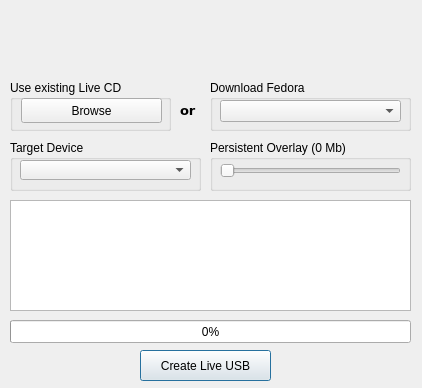
Qt form data/liveusb-creator.ui (lmacken/liveusb-creator) before a commit.
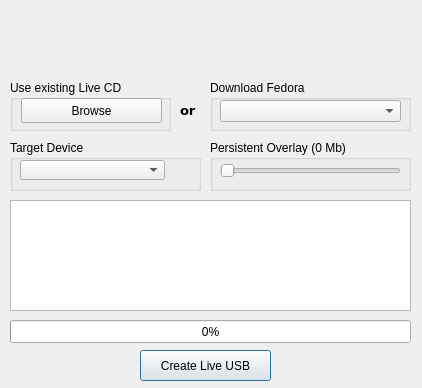
The same form after that commit. Icons and pictures are not drawn.

Commit message: Add a refresh button for our device list (Ticket #10)

The edit to the form file:
```diff
--- a/data/liveusb-creator.ui
+++ b/data/liveusb-creator.ui
@@ -165,9 +165,37 @@
      <rect>
       <x>10</x>
       <y>20</y>
-      <width>171</width>
+      <width>145</width>
       <height>20</height>
      </rect>
+    </property>
+    <property name="editable" >
+     <bool>false</bool>
+    </property>
+    <property name="insertPolicy" >
+     <enum>QComboBox::InsertAtTop</enum>
+    </property>
+    <property name="duplicatesEnabled" >
+     <bool>false</bool>
+    </property>
+   </widget>
+   <widget class="QPushButton" name="refreshDevicesButton" >
+    <property name="geometry" >
+     <rect>
+      <x>156</x>
+      <y>16</y>
+      <width>30</width>
+      <height>26</height>
+     </rect>
+    </property>
+    <property name="text" >
+     <string/>
+    </property>
+    <property name="icon" >
+     <iconset resource="resources.qrc" >:/refresh.png</iconset>
+    </property>
+    <property name="flat" >
+     <bool>true</bool>
     </property>
    </widget>
   </widget>
```
The commit also changes 6 other files.
